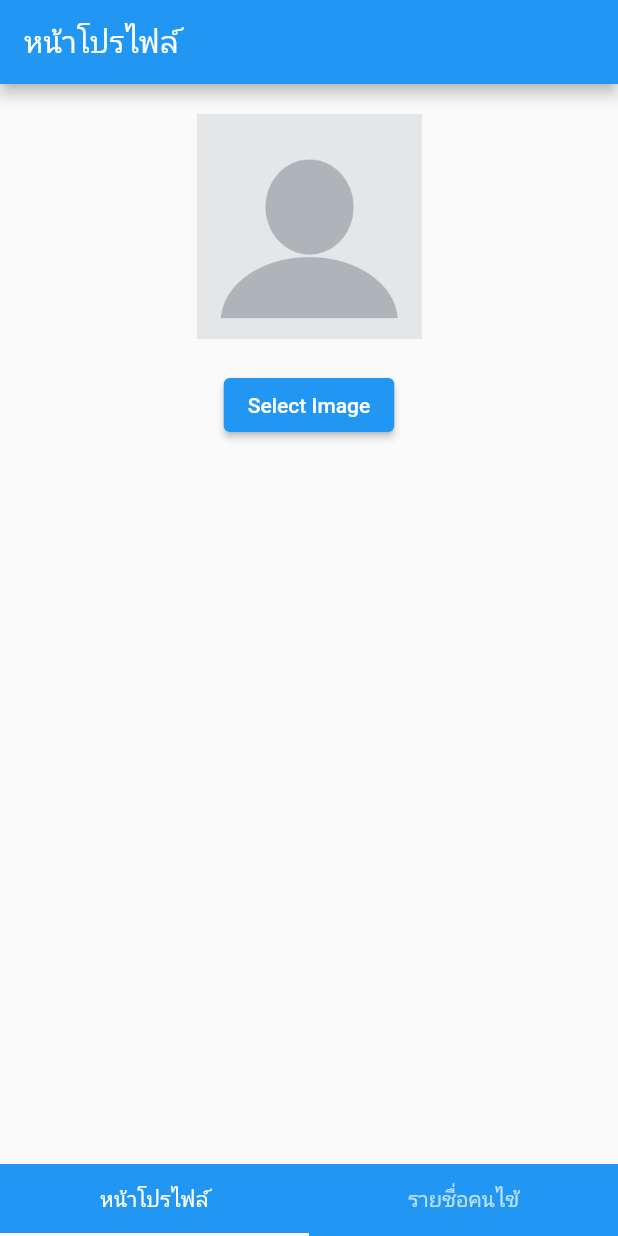
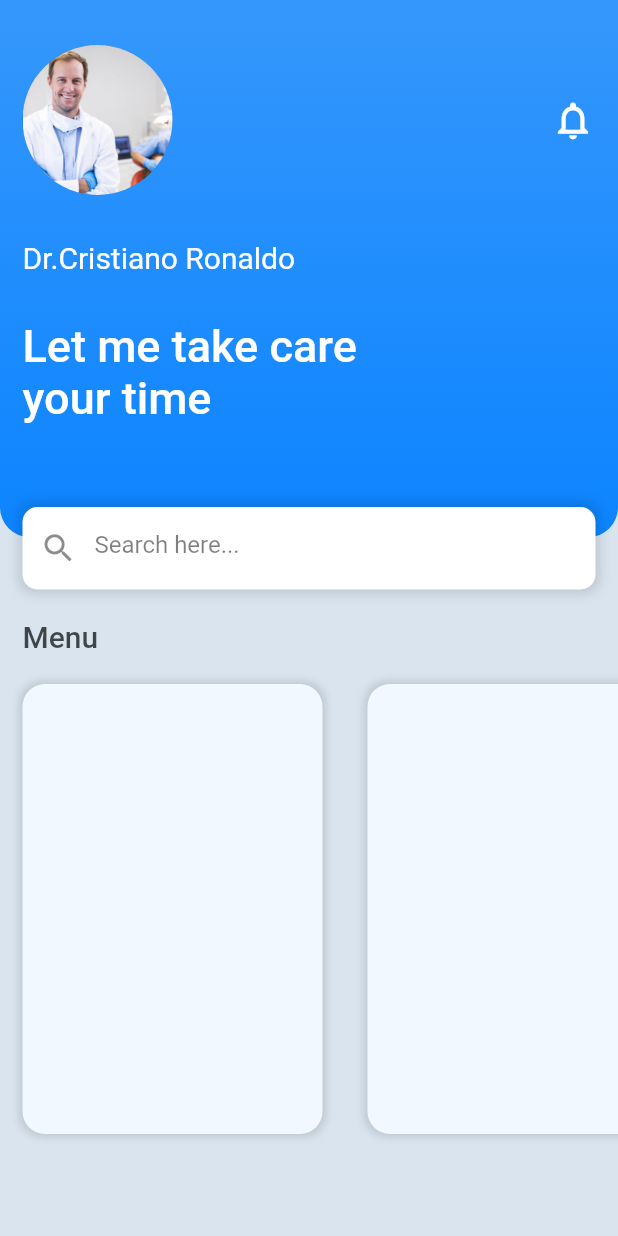
Before and after one commit to RandyOorton/projectflutter2ez001, a Flutter app: the screen it shows after launch, on a phone screen of 412 x 824 dp. Run offline on Flutter 3.47's test engine with Material 2 defaults, Android fonts, the phone set to English and light mode, and no system bars; our stand-ins replace cloud_firestore, firebase_core, form_field_validator, image_picker, permission_handler; accounts and stored records are empty.

Commit message:
homepage new look

```diff
--- /dev/null
+++ b/App/dentist_application/lib/colors.dart
@@ -0,0 +1,6 @@
+import 'package:flutter/material.dart';
+
+const Color wColor = Colors.white;
+const Color bColor = Colors.black;
+const Color sdColor = Colors.black12;
+const Color pColor = Color(0xFF0C84FF);
--- a/App/dentist_application/lib/main.dart
+++ b/App/dentist_application/lib/main.dart
@@ -4,61 +4,22 @@ import 'package:firebase_core/firebase_core.dart';
 import 'package:flutter/material.dart';
 import 'screen/profilescreen.dart';
 
-void main()async {
+void main() async {
   WidgetsFlutterBinding.ensureInitialized();
   await Firebase.initializeApp(
     options: DefaultFirebaseOptions.currentPlatform,
-);
-  runApp(const MyApp());
+  );
+  runApp( MyApp());
 }
 
 class MyApp extends StatelessWidget {
-  const MyApp({super.key});
+  final Future<FirebaseApp> firebase = Firebase.initializeApp();
 
-  // This widget is the root of your application.
   @override
   Widget build(BuildContext context) {
-    return MaterialApp(
-      title: 'Flutter Demo',
-      theme: ThemeData(
-        primaryColor: Colors.blue,
-
-      ),
-      home: const MyHomePage(title: 'Flutter Demo Home Page'),
+    return const MaterialApp(
+      debugShowCheckedModeBanner: false,
+      home: ProfileScreen(),
     );
   }
 }
-
-class MyHomePage extends StatefulWidget {
-  const MyHomePage({super.key, required this.title});
-
-  final String title;
-
-  @override
-  State<MyHomePage> createState() => _MyHomePageState();
-}
-
-class _MyHomePageState extends State<MyHomePage> {
-
-  @override
-  Widget build(BuildContext context) {
-      return const DefaultTabController(
-        length: 2,
-        child: Scaffold(
-          body: TabBarView(
-            children: [
-              ProfileScreen(),
-              PatientScreen()
-            ],
-            ),
-            backgroundColor: Colors.blue,
-            bottomNavigationBar: TabBar(
-              tabs: [
-                Tab(text: "หน้าโปรไฟล์",),
-                Tab(text: "รายชื่อคนไข้",)
-              ],
-              ),
-        ),
-      );
-  }
-}
--- a/App/dentist_application/lib/screen/profilescreen.dart
+++ b/App/dentist_application/lib/screen/profilescreen.dart
@@ -1,4 +1,6 @@
 import 'dart:io';
+import 'package:dentist_application/colors.dart';
+import 'package:dentist_application/screen/secondScreen/option_Section.dart';
 import 'package:flutter/material.dart';
 import 'package:permission_handler/permission_handler.dart';
 import 'package:image_picker/image_picker.dart';
@@ -15,132 +17,114 @@ class _FormScreenState extends State<ProfileScreen> {
 
   @override
   Widget build(BuildContext context) {
-    return SafeArea(
-        child: Scaffold(
-      appBar: AppBar(
-        title: const Text("หน้าโปรไฟล์"),
+    return Material(
+        color: Color(0xFFD9E4EE),
+        child: SingleChildScrollView(
+          child: Stack(
+            children: [
+              Container(
+                width: MediaQuery.of(context).size.width,
+                height: MediaQuery.of(context).size.height / 2.3,
+                decoration: BoxDecoration(
+                  gradient: LinearGradient(
+                    colors: [pColor.withOpacity(0.8), pColor],
+                    begin: Alignment.topCenter,
+                    end: Alignment.bottomCenter,
                   ),
-      body: Center(
+                  borderRadius: const BorderRadius.only(
+                    bottomLeft: Radius.circular(20),
+                    bottomRight: Radius.circular(20),
+                  ),
+                ),
+              ),
+              Padding(
+                  padding: EdgeInsets.only(top: 30),
                   child: Column(
+                    crossAxisAlignment: CrossAxisAlignment.start,
                     children: [
-            const SizedBox(
-              height: 20.0,
+                      Padding(
+                          padding: EdgeInsets.symmetric(horizontal: 15),
+                          child: Column(
+                            crossAxisAlignment: CrossAxisAlignment.start,
+                            children: [
+                              Row(
+                                mainAxisAlignment:
+                                    MainAxisAlignment.spaceBetween,
+                                children: [
+                                  CircleAvatar(
+                                    radius: 50,
+                                    backgroundImage: AssetImage(
+                                        'assets/dental-associate-job-1170x780.jpg'),
                                   ),
-            imageFile == null
-                ? Image.asset(
-                    'assets/no_profile_image.png',
-                    height: 150.0,
-                    width: 150.0,
-                  )
-                : ClipRRect(
-                    borderRadius: BorderRadius.circular(150.0),
-                    child: Image.file(
-                      imageFile!,
-                      height: 200.0,
-                      width: 200.0,
-                      fit: BoxFit.fill,
-                    )),
-            const SizedBox(
-              height: 20.0,
+                                  Icon(Icons.notifications_outlined,
+                                      color: wColor, size: 30),
+                                ],
                               ),
-            ElevatedButton(
-              onPressed: () async {
-                Map<Permission, PermissionStatus> statuses = await [
-                  Permission.camera,
-                ].request();
-                if (statuses[Permission.camera]!.isGranted) {
-                  showImagePicker(context);
-                } else {
-                  print('no permission provided');
-                }
-                PermissionStatus camerastatus =
-                    await Permission.camera.request();
-
-                if (camerastatus == PermissionStatus.granted) {}
-                if (camerastatus == PermissionStatus.denied) {
-                  ScaffoldMessenger.of(context).showSnackBar(const SnackBar(
-                      content: Text("This permission is recommended.")));
-                }
-                if (camerastatus == PermissionStatus.permanentlyDenied) {
-                  openAppSettings();
-                }
-              },
-              child: Text('Select Image'),
+                              SizedBox(height: 30),
+                              Text(
+                                "Dr.Cristiano Ronaldo",
+                                style: TextStyle(
+                                  color: wColor,
+                                  fontSize: 20,
+                                  fontWeight: FontWeight.w400,
+                                ),
+                              ),
+                              SizedBox(height: 30),
+                              Text(
+                                "Let me take care\nyour time",
+                                style: TextStyle(
+                                  color: wColor,
+                                  fontSize: 30,
+                                  fontWeight: FontWeight.w500,
+                                ),
+                              ),
+                              SizedBox(
+                                height: 35,
+                              ),
+                              Container(
+                                margin: EdgeInsets.only(top: 20, bottom: 20),
+                                width: MediaQuery.of(context).size.width,
+                                height: 55,
+                                alignment: Alignment.center,
+                                decoration: BoxDecoration(
+                                    color: wColor,
+                                    borderRadius: BorderRadius.circular(10),
+                                    boxShadow: [
+                                      BoxShadow(
+                                        color: sdColor,
+                                        blurRadius: 6,
+                                        spreadRadius: 3,
+                                      ),
+                                    ]),
+                                child: TextFormField(
+                                  decoration: InputDecoration(
+                                    border: InputBorder.none,
+                                    hintText: "Search here...",
+                                    hintStyle: TextStyle(
+                                      color: Colors.black.withOpacity(0.5),
+                                    ),
+                                    prefixIcon: Icon(
+                                      Icons.search,
+                                      size: 25,
+                                    ),
+                                  ),
+                                ),
                               ),
                             ],
-        ),
+                          )),
+                      Padding(
+                          padding: EdgeInsets.only(left: 15),
+                          child: Text("Menu",
+                              style: TextStyle(
+                                fontSize: 20,
+                                fontWeight: FontWeight.w500,
+                                color: bColor.withOpacity(0.7),
+                              ))),
+                              OptionsSection(),
+                    ],
+                  )),
+            ],
           ),
         ));
   }
-
-  final picker = ImagePicker();
-
-  void showImagePicker(BuildContext context) {
-    showModalBottomSheet(
-        context: context,
-        builder: (builder) {
-          return Card(
-            child: Container(
-                width: MediaQuery.of(context).size.width,
-                height: MediaQuery.of(context).size.height / 5.2,
-                margin: const EdgeInsets.only(top: 8.0),
-                padding: const EdgeInsets.all(12),
-                child: Row(
-                  mainAxisAlignment: MainAxisAlignment.center,
-                  children: [
-                    Expanded(
-                        child: InkWell(
-                      child: const Column(
-                        children: [
-                          Icon(
-                            Icons.image,
-                            size: 60.0,
-                          ),
-                          SizedBox(height: 12.0),
-                          Text(
-                            "Gallery",
-                            textAlign: TextAlign.center,
-                            style: TextStyle(fontSize: 16, color: Colors.black),
-                          )
-                        ],
-                      ),
-                      onTap: ()=> getImage(source: ImageSource.gallery),
-                    )),
-                    Expanded(
-                        child: InkWell(
-                      child: const SizedBox(
-                        child: Column(
-                          children: [
-                            Icon(
-                              Icons.camera_alt,
-                              size: 60.0,
-                            ),
-                            SizedBox(height: 12.0),
-                            Text(
-                              "Camera",
-                              textAlign: TextAlign.center,
-                              style:
-                                  TextStyle(fontSize: 16, color: Colors.black),
-                            )
-                          ],
-                        ),
-                      ),
-                      onTap: ()=> getImage(source: ImageSource.camera),
-                    ))
-                  ],
-                )),
-          );
-        });
 }
-
-  void getImage({required ImageSource source}) async{
-
-    final file = await ImagePicker().pickImage(source: source);
-
-    if(file?.path != null){
-      setState(() {
-        imageFile = File(file!.path);
-      });
-    }
-  }
-}
--- /dev/null
+++ b/App/dentist_application/lib/screen/secondScreen/option_Section.dart
@@ -0,0 +1,54 @@
+import 'package:dentist_application/colors.dart';
+import 'package:flutter/material.dart';
+
+class OptionsSection extends StatelessWidget {
+  const OptionsSection({super.key});
+
+  @override
+  Widget build(BuildContext context) {
+    return Container(
+        height: 340,
+        child: ListView.builder(
+          shrinkWrap: true,
+          scrollDirection: Axis.horizontal,
+          itemCount: 4,
+          itemBuilder: (context, index) {
+            return Column(
+              children: [
+                Container(
+                    height: 300,
+                    width: 200,
+                    margin: EdgeInsets.symmetric(horizontal: 15, vertical: 20),
+                    decoration: BoxDecoration(
+                        color: Color(0xFFF2F8FF),
+                        borderRadius: BorderRadius.circular(15),
+                        boxShadow: [
+                          BoxShadow(
+                            color: sdColor,
+                            blurRadius: 4,
+                            spreadRadius: 2,
+                          )
+                        ]),
+                    child: Column(
+                      crossAxisAlignment: CrossAxisAlignment.start,
+                      children: [
+                        Stack(
+                          children: [
+                            InkWell(
+                                onTap: () {},
+                                child: ClipRRect(
+                                  borderRadius: BorderRadius.only(
+                                    topLeft: Radius.circular(15),
+                                    topRight: Radius.circular(15),
+                                  ),
+                                ))
+                          ],
+                        )
+                      ],
+                    )),
+              ],
+            );
+          },
+        ));
+  }
+}
--- a/App/dentist_application/pubspec.yaml
+++ b/App/dentist_application/pubspec.yaml
@@ -41,6 +41,8 @@ dependencies:
   image_picker: ^1.0.2
   permission_handler: ^10.4.5
   image_cropper: ^5.0.0
+  path_provider: ^2.1.1
+  google_nav_bar: ^5.0.6
 
 dev_dependencies:
   flutter_test:
```
Also changed, not shown: App/dentist_application/lib/screen/patientscreen.dart (+8 -2 lines), App/dentist_application/lib/screen/secondScreen/Addscreen.dart (+19 -16 lines), App/dentist_application/lib/screen/secondScreen/detailpage.dart (+5 -5 lines), App/dentist_application/assets/dental-associate-job-1170x780.jpg (added), App/dentist_application/pubspec.lock, 2 other files. Lines whose indentation alone changed are shown as unchanged.
